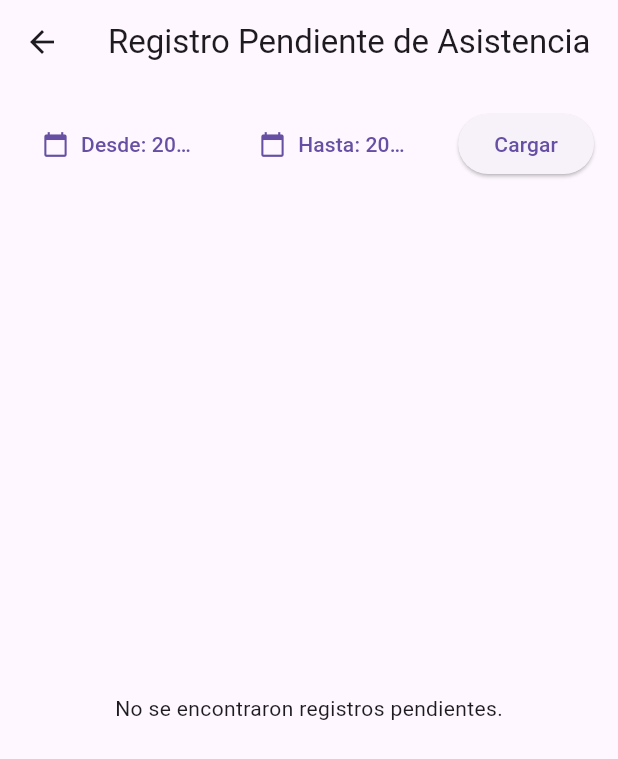
After one commit to diegotorrescampuzano/attendify-app, a Flutter app: the OutstandingRegisterScreen screen opened by its route, after a tap on "Cargar", on a phone screen of 412 x 824 dp. The commit adds this screen. Shown: the top 759 px of the screen. Run offline on Flutter 3.47's test engine with Material 3 defaults, Android fonts, the phone set to English and light mode, and no system bars; our stand-ins replace cloud_firestore, firebase_auth, firebase_core, fl_chart, font_awesome_flutter; accounts and stored records are empty.

Commit message:
outstanding screen & service v1

```diff
--- a/lib/main.dart
+++ b/lib/main.dart
@@ -34,6 +34,9 @@ import 'screens/reports/homeroom_summary_screen.dart';
 
 // Import the new pattern summary report screen
 import 'screens/reports/pattern_summary_screen.dart';
+
+// Import the new outstanding register report screen
+import 'screens/reports/outstanding_register_screen.dart';
 
 // The entry point of the application — must be `main()` in Dart
 void main() async {
@@ -91,6 +94,8 @@ class MyApp extends StatelessWidget {
             return MaterialPageRoute(builder: (_) => const HomeroomSummaryScreen());
           case '/patternSummary':
             return MaterialPageRoute(builder: (_) => const PatternSummaryScreen());
+          case '/outstandingRegister':
+            return MaterialPageRoute(builder: (_) => const OutstandingRegisterScreen());
           case '/credits':
             return MaterialPageRoute(builder: (_) => CreditsScreen());
           case '/educationalLevel':
--- a/lib/screens/report_screen.dart
+++ b/lib/screens/report_screen.dart
@@ -40,7 +40,7 @@ class ReportScreen extends StatelessWidget {
       title: 'Registros Pendientes por Docente',
       description: 'Lista de registros de asistencia que aún no han sido completados por docentes.',
       icon: FontAwesomeIcons.clipboardList,
-      routeName: '',
+      routeName: '/outstandingRegister',
     ),
   ];
 
--- /dev/null
+++ b/lib/screens/reports/outstanding_register_screen.dart
@@ -0,0 +1,280 @@
+import 'package:flutter/material.dart';
+import 'package:intl/intl.dart';
+import 'package:cloud_firestore/cloud_firestore.dart';
+
+import '../../services/reports/outstanding_register_service.dart';
+
+class OutstandingRegisterScreen extends StatefulWidget {
+  const OutstandingRegisterScreen({Key? key}) : super(key: key);
+
+  @override
+  State<OutstandingRegisterScreen> createState() => _OutstandingRegisterScreenState();
+}
+
+class _OutstandingRegisterScreenState extends State<OutstandingRegisterScreen> {
+  final OutstandingRegisterService _service = OutstandingRegisterService();
+
+  DateTime _startDate = DateTime.now().subtract(const Duration(days: 7));
+  DateTime _endDate = DateTime.now();
+
+  bool _loading = false;
+  List<OutstandingAttendance> _outstanding = [];
+
+  // Maps for ID -> name lookup
+  Map<String, String> campusNames = {};
+  Map<String, String> teacherNames = {};
+  Map<String, String> subjectNames = {};
+  Map<String, String> homeroomNames = {};
+
+  // English to Spanish day mapping
+  static const Map<String, String> _diasSemana = {
+    'Monday': 'Lunes',
+    'Tuesday': 'Martes',
+    'Wednesday': 'Miércoles',
+    'Thursday': 'Jueves',
+    'Friday': 'Viernes',
+    'Saturday': 'Sábado',
+    'Sunday': 'Domingo',
+  };
+
+  @override
+  void initState() {
+    super.initState();
+    _preloadNames();
+  }
+
+  /// Preload all names for lookups from Firestore.
+  Future<void> _preloadNames() async {
+    print('Preloading campus, teacher, subject, and homeroom names...');
+    final campusSnap = await FirebaseFirestore.instance.collection('campuses').get();
+    campusNames = {
+      for (var doc in campusSnap.docs)
+        doc.id: (doc.data()['name'] ?? doc.id)?.toString() ?? doc.id
+    };
+    print('Loaded ${campusNames.length} campus names');
+
+    final teacherSnap = await FirebaseFirestore.instance.collection('teachers').get();
+    teacherNames = {
+      for (var doc in teacherSnap.docs)
+        doc.id: (doc.data()['name'] ?? doc.id)?.toString() ?? doc.id
+    };
+    print('Loaded ${teacherNames.length} teacher names');
+
+    final subjectSnap = await FirebaseFirestore.instance.collection('subjects').get();
+    subjectNames = {
+      for (var doc in subjectSnap.docs)
+        doc.id: (doc.data()['name'] ?? doc.id)?.toString() ?? doc.id
+    };
+    print('Loaded ${subjectNames.length} subject names');
+
+    final homeroomSnap = await FirebaseFirestore.instance.collection('homerooms').get();
+    homeroomNames = {
+      for (var doc in homeroomSnap.docs)
+        doc.id: (doc.data()['name'] ?? doc.id)?.toString() ?? doc.id
+    };
+    print('Loaded ${homeroomNames.length} homeroom names');
+
+    setState(() {});
+  }
+
+  /// Fetch outstanding records and update state.
+  Future<void> _loadOutstanding() async {
+    setState(() {
+      _loading = true;
+    });
+    try {
+      final results = await _service.findOutstandingAttendance(_startDate, _endDate);
+      print('Loaded ${results.length} outstanding attendance records');
+      setState(() {
+        _outstanding = results;
+      });
+    } catch (e) {
+      print('Error loading outstanding attendance: $e');
+      if (mounted) {
+        ScaffoldMessenger.of(context).showSnackBar(SnackBar(content: Text('Error: $e')));
+      }
+    } finally {
+      if (mounted) {
+        setState(() {
+          _loading = false;
+        });
+      }
+    }
+  }
+
+  /// Show date picker for start date.
+  Future<void> _pickStartDate() async {
+    final picked = await showDatePicker(
+      context: context,
+      initialDate: _startDate,
+      firstDate: DateTime(2020),
+      lastDate: DateTime.now(),
+    );
+    if (picked != null && picked != _startDate) {
+      setState(() {
+        _startDate = picked;
+        if (_endDate.isBefore(_startDate)) {
+          _endDate = _startDate;
+        }
+      });
+    }
+  }
+
+  /// Show date picker for end date.
+  Future<void> _pickEndDate() async {
+    final picked = await showDatePicker(
+      context: context,
+      initialDate: _endDate,
+      firstDate: _startDate,
+      lastDate: DateTime.now(),
+    );
+    if (picked != null && picked != _endDate) {
+      setState(() {
+        _endDate = picked;
+      });
+    }
+  }
+
+  /// Widget for the green "Libre" label.
+  Widget _buildLibreLabel() {
+    return Container(
+      padding: const EdgeInsets.symmetric(horizontal: 8, vertical: 4),
+      decoration: BoxDecoration(
+        color: Colors.green[100],
+        borderRadius: BorderRadius.circular(8),
+      ),
+      child: const Text(
+        'Libre',
+        style: TextStyle(
+          color: Colors.green,
+          fontWeight: FontWeight.bold,
+        ),
+      ),
+    );
+  }
+
+  /// Build the main outstanding table.
+  Widget _buildOutstandingTable() {
+    if (_loading) {
+      return const Center(child: CircularProgressIndicator());
+    }
+    if (_outstanding.isEmpty) {
+      return const Center(child: Text('No se encontraron registros pendientes.'));
+    }
+    print('Building table with ${_outstanding.length} rows');
+    return SingleChildScrollView(
+      scrollDirection: Axis.horizontal,
+      child: SizedBox(
+        height: 400,
+        child: SingleChildScrollView(
+          scrollDirection: Axis.vertical,
+          child: DataTable(
+            columns: const [
+              DataColumn(label: Text('Campus', style: TextStyle(fontWeight: FontWeight.bold))),
+              DataColumn(label: Text('Docente', style: TextStyle(fontWeight: FontWeight.bold))),
+              DataColumn(label: Text('Fecha', style: TextStyle(fontWeight: FontWeight.bold))),
+              DataColumn(label: Text('Día', style: TextStyle(fontWeight: FontWeight.bold))),
+              DataColumn(label: Text('Hora', style: TextStyle(fontWeight: FontWeight.bold))),
+              DataColumn(label: Text('Bloque', style: TextStyle(fontWeight: FontWeight.bold))),
+              DataColumn(label: Text('Materia', style: TextStyle(fontWeight: FontWeight.bold))),
+              DataColumn(label: Text('Salón', style: TextStyle(fontWeight: FontWeight.bold))),
+            ],
+            rows: _outstanding.map((item) {
+              final campusName = campusNames[item.campus] ?? item.campus;
+              final teacherName = teacherNames[item.teacherId] ?? item.teacherId;
+              final subjectName = subjectNames[item.subject] ?? '';
+              final homeroomName = homeroomNames[item.homeroom] ?? '';
+              final dia = _diasSemana[item.day] ?? item.day;
+
+              // Only show "Libre" if BOTH subject and homeroom are missing
+              final showLibre = (item.subject.isEmpty || subjectName.isEmpty) &&
+                  (item.homeroom.isEmpty || homeroomName.isEmpty);
+
+              print(
+                  'Row: $campusName, $teacherName, ${DateFormat('yyyy-MM-dd').format(item.date)}, $dia, ${item.timeRange}, ${item.slotNumber}, $subjectName, $homeroomName, Libre: $showLibre');
+
+              return DataRow(cells: [
+                DataCell(Text(campusName)),
+                DataCell(Text(teacherName)),
+                DataCell(Text(DateFormat('yyyy-MM-dd').format(item.date))),
+                DataCell(Text(dia)),
+                DataCell(Text(item.timeRange)),
+                DataCell(Text(item.slotNumber.toString())),
+                DataCell(
+                  showLibre
+                      ? _buildLibreLabel()
+                      : Text(subjectName),
+                ),
+                DataCell(
+                  showLibre
+                      ? _buildLibreLabel()
+                      : Text(homeroomName),
+                ),
+              ]);
+            }).toList(),
+            headingRowColor: MaterialStateColor.resolveWith((states) => Colors.grey[200]!),
+            dataRowHeight: 48,
+            headingRowHeight: 52,
+            columnSpacing: 16,
+            showCheckboxColumn: false,
+          ),
+        ),
+      ),
+    );
+  }
+
+  /// Build the date range picker row.
+  Widget _buildDateRangePicker() {
+    return Row(
+      mainAxisAlignment: MainAxisAlignment.center,
+      children: [
+        Expanded(
+          child: TextButton.icon(
+            icon: const Icon(Icons.calendar_today),
+            label: Text(
+              'Desde: ${DateFormat('yyyy-MM-dd').format(_startDate)}',
+              overflow: TextOverflow.ellipsis,
+            ),
+            onPressed: _pickStartDate,
+          ),
+        ),
+        const SizedBox(width: 16),
+        Expanded(
+          child: TextButton.icon(
+            icon: const Icon(Icons.calendar_today),
+            label: Text(
+              'Hasta: ${DateFormat('yyyy-MM-dd').format(_endDate)}',
+              overflow: TextOverflow.ellipsis,
+            ),
+            onPressed: _pickEndDate,
+          ),
+        ),
+        const SizedBox(width: 16),
+        ElevatedButton(
+          onPressed: _loading ? null : _loadOutstanding,
+          child: const Text('Cargar'),
+        ),
+      ],
+    );
+  }
+
+  @override
+  Widget build(BuildContext context) {
+    return Scaffold(
+      appBar: AppBar(
+        title: const Text('Registro Pendiente de Asistencia'),
+        centerTitle: true,
+      ),
+      body: Padding(
+        padding: const EdgeInsets.all(16),
+        child: Column(
+          children: [
+            _buildDateRangePicker(),
+            const SizedBox(height: 16),
+            Expanded(child: _buildOutstandingTable()),
+          ],
+        ),
+      ),
+    );
+  }
+}
--- /dev/null
+++ b/lib/services/reports/outstanding_register_service.dart
@@ -0,0 +1,261 @@
+import 'package:cloud_firestore/cloud_firestore.dart';
+import 'package:intl/intl.dart';
+
+/// Service to fetch and process outstanding attendance records.
+class OutstandingRegisterService {
+  final FirebaseFirestore _db = FirebaseFirestore.instance;
+
+  /// Fetch all teacher lectures with nested lectures map.
+  Future<List<TeacherLecture>> fetchTeacherLectures() async {
+    print('Fetching teacher lectures...');
+    final snapshot = await _db.collection('teacherLectures').get();
+
+    print('Fetched ${snapshot.docs.length} teacher lectures');
+    return snapshot.docs.map((doc) {
+      final data = doc.data();
+
+      // Extract campus ID from DocumentReference or String
+      String campusId = '';
+      if (data['campus'] is DocumentReference) {
+        campusId = (data['campus'] as DocumentReference).id;
+      } else if (data['campus'] is String) {
+        campusId = data['campus'] ?? '';
+      }
+
+      // Extract teacherId from either a 'teacherId' string or a 'teacher' DocumentReference
+      String teacherId = '';
+      if (data['teacherId'] != null && data['teacherId'] is String) {
+        teacherId = data['teacherId'];
+      } else if (data['teacher'] is DocumentReference) {
+        teacherId = (data['teacher'] as DocumentReference).id;
+      }
+      // Defensive: teacherName from field if present, else fallback to empty
+      final teacherName = data['teacherName']?.toString() ?? '';
+
+      // Parse nested lectures map by weekday
+      final lecturesRaw = data['lectures'] as Map<String, dynamic>? ?? {};
+
+      final lecturesByWeekday = <String, List<LectureSlot>>{};
+
+      lecturesRaw.forEach((weekday, slotsList) {
+        if (slotsList is List) {
+          final slots = <LectureSlot>[];
+          for (var slotEntry in slotsList) {
+            if (slotEntry is Map<String, dynamic>) {
+              String homeroomId = '';
+              if (slotEntry['homeroom'] is DocumentReference) {
+                homeroomId = (slotEntry['homeroom'] as DocumentReference).id;
+              } else if (slotEntry['homeroom'] is String) {
+                homeroomId = slotEntry['homeroom'] ?? '';
+              }
+
+              String subjectId = '';
+              if (slotEntry['subject'] is DocumentReference) {
+                subjectId = (slotEntry['subject'] as DocumentReference).id;
+              } else if (slotEntry['subject'] is String) {
+                subjectId = slotEntry['subject'] ?? '';
+              }
+
+              int slotNumber = 0;
+              if (slotEntry['slot'] is int) {
+                slotNumber = slotEntry['slot'];
+              } else if (slotEntry['slot'] is String) {
+                slotNumber = int.tryParse(slotEntry['slot']) ?? 0;
+              }
+
+              String timeRange = slotEntry['time'] ?? '';
+
+              slots.add(LectureSlot(
+                homeroomId: homeroomId,
+                slotNumber: slotNumber,
+                subjectId: subjectId,
+                timeRange: timeRange,
+              ));
+            }
+          }
+          lecturesByWeekday[weekday] = slots;
+        }
+      });
+
+      print('TeacherLecture: teacherId=$teacherId, teacherName=$teacherName, campusId=$campusId');
+      return TeacherLecture(
+        teacherId: teacherId,
+        teacherName: teacherName,
+        campusId: campusId,
+        lecturesByWeekday: lecturesByWeekday,
+      );
+    }).toList();
+  }
+
+  /// Fetch attendance records within date range.
+  Future<List<AttendanceRecord>> fetchAttendances(DateTime start, DateTime end) async {
+    print('Fetching attendances from $start to $end...');
+    final startTimestamp = Timestamp.fromDate(DateTime(start.year, start.month, start.day));
+    final endTimestamp = Timestamp.fromDate(DateTime(end.year, end.month, end.day, 23, 59, 59));
+
+    final snapshot = await _db
+        .collection('attendances')
+        .where('date', isGreaterThanOrEqualTo: startTimestamp)
+        .where('date', isLessThanOrEqualTo: endTimestamp)
+        .get();
+
+    print('Fetched ${snapshot.docs.length} attendance records');
+    final List<AttendanceRecord> records = [];
+
+    for (final doc in snapshot.docs) {
+      final data = doc.data();
+
+      final teacherId = data['teacherId']?.toString() ?? '';
+      final dateTimestamp = data['date'] as Timestamp?;
+      final date = dateTimestamp?.toDate() ?? DateTime.now();
+
+      int slotNumber = 0;
+      if (data['slot'] is int) {
+        slotNumber = data['slot'];
+      } else if (data['slot'] is String) {
+        slotNumber = int.tryParse(data['slot']) ?? 0;
+      }
+
+      records.add(AttendanceRecord(
+        teacherId: teacherId,
+        date: DateTime(date.year, date.month, date.day),
+        slotNumber: slotNumber,
+      ));
+    }
+
+    return records;
+  }
+
+  /// Identify missing attendance by comparing schedules vs attendances.
+  Future<List<OutstandingAttendance>> findOutstandingAttendance(DateTime start, DateTime end) async {
+    final lectures = await fetchTeacherLectures();
+    final attendances = await fetchAttendances(start, end);
+
+    // Build a set of existing attendance keys for quick lookup
+    final attendanceSet = <String>{};
+    for (var att in attendances) {
+      final key = '${att.teacherId}_${_formatDate(att.date)}_${att.slotNumber}';
+      attendanceSet.add(key);
+    }
+
+    final List<OutstandingAttendance> outstanding = [];
+    final datesInRange = _datesInRange(start, end);
+
+    for (var lecture in lectures) {
+      for (var date in datesInRange) {
+        final weekdayName = _weekdayName(date);
+        final slotsForDay = lecture.lecturesByWeekday[weekdayName.toLowerCase()] ?? [];
+
+        for (var slot in slotsForDay) {
+          final key = '${lecture.teacherId}_${_formatDate(date)}_${slot.slotNumber}';
+          if (!attendanceSet.contains(key)) {
+            outstanding.add(OutstandingAttendance(
+              campus: lecture.campusId,
+              teacherId: lecture.teacherId,
+              teacherName: lecture.teacherName,
+              date: date,
+              day: weekdayName,
+              timeRange: slot.timeRange,
+              slotNumber: slot.slotNumber,
+              subject: slot.subjectId,
+              homeroom: slot.homeroomId,
+            ));
+          }
+        }
+      }
+    }
+
+    print('Outstanding records found: ${outstanding.length}');
+    outstanding.sort((a, b) {
+      final cmpCampus = a.campus.compareTo(b.campus);
+      if (cmpCampus != 0) return cmpCampus;
+      final cmpTeacher = a.teacherName.compareTo(b.teacherName);
+      if (cmpTeacher != 0) return cmpTeacher;
+      final cmpDate = a.date.compareTo(b.date);
+      if (cmpDate != 0) return cmpDate;
+      return a.slotNumber.compareTo(b.slotNumber);
+    });
+
+    return outstanding;
+  }
+
+  List<DateTime> _datesInRange(DateTime start, DateTime end) {
+    final days = <DateTime>[];
+    for (var i = 0; i <= end.difference(start).inDays; i++) {
+      days.add(DateTime(start.year, start.month, start.day).add(Duration(days: i)));
+    }
+    return days;
+  }
+
+  String _weekdayName(DateTime date) {
+    return DateFormat('EEEE').format(date); // e.g., Monday
+  }
+
+  String _formatDate(DateTime date) {
+    return DateFormat('yyyy-MM-dd').format(date);
+  }
+}
+
+class TeacherLecture {
+  final String teacherId;
+  final String teacherName;
+  final String campusId;
+  final Map<String, List<LectureSlot>> lecturesByWeekday;
+
+  TeacherLecture({
+    required this.teacherId,
+    required this.teacherName,
+    required this.campusId,
+    required this.lecturesByWeekday,
+  });
+}
+
+class LectureSlot {
+  final String homeroomId;
+  final int slotNumber;
+  final String subjectId;
+  final String timeRange;
+
+  LectureSlot({
+    required this.homeroomId,
+    required this.slotNumber,
+    required this.subjectId,
+    required this.timeRange,
+  });
+}
+
+class AttendanceRecord {
+  final String teacherId;
+  final DateTime date;
+  final int slotNumber;
+
+  AttendanceRecord({
+    required this.teacherId,
+    required this.date,
+    required this.slotNumber,
+  });
+}
+
+class OutstandingAttendance {
+  final String campus;
+  final String teacherId;
+  final String teacherName;
+  final DateTime date;
+  final String day;
+  final String timeRange;
+  final int slotNumber;
+  final String subject;
+  final String homeroom;
+
+  OutstandingAttendance({
+    required this.campus,
+    required this.teacherId,
+    required this.teacherName,
+    required this.date,
+    required this.day,
+    required this.timeRange,
+    required this.slotNumber,
+    required this.subject,
+    required this.homeroom,
+  });
+}
```
